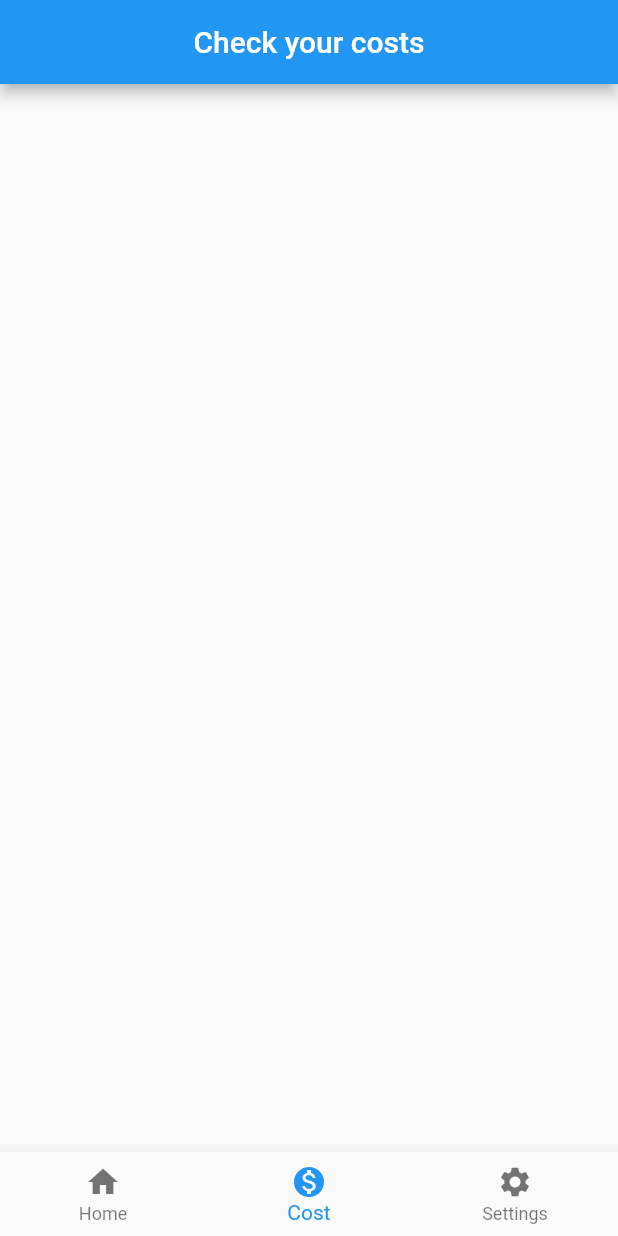
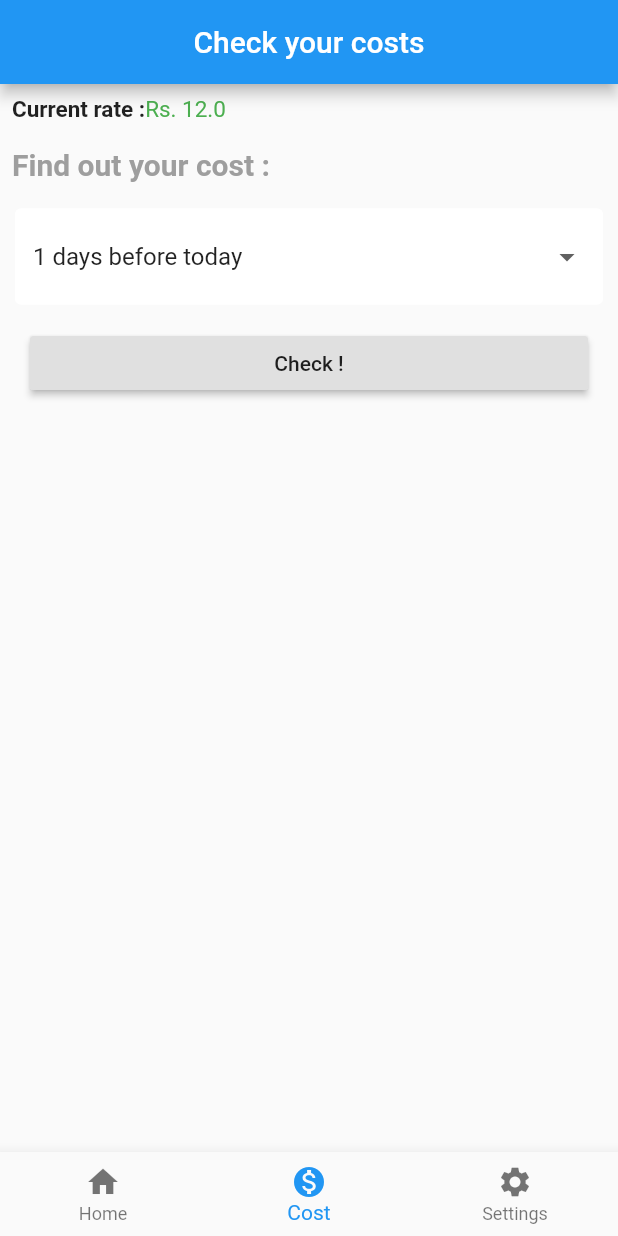
Before and after one commit to Trisanu-007/smart_home_demo, a Flutter app: the screen it shows after launch, item 2 of the bottom bar chosen, on a phone screen of 412 x 824 dp. Run offline on Flutter 3.47's test engine with Material 2 defaults, Android fonts, the light colour scheme and no system bars; network calls fail.

Commit message:
made a few changes to home page.dart and costs_page.dart

```diff
--- a/lib/constants/constants.dart
+++ b/lib/constants/constants.dart
@@ -1,2 +1,2 @@
-String readApiKey = "";
-String writeApiKey = "";
+String readApiKey = "CSAY5TZ8Z6B44C6C";
+String writeApiKey = "EKBQCHDL9N969V0C";
--- /dev/null
+++ b/lib/constants/form_field_design.dart
@@ -0,0 +1,12 @@
+import 'package:flutter/material.dart';
+
+const textInputDecoration = InputDecoration(
+  fillColor: Colors.white,
+  filled: true,
+  enabledBorder: OutlineInputBorder(
+    borderSide: BorderSide(color: Colors.white, width: 2.0),
+  ),
+  focusedBorder: OutlineInputBorder(
+    borderSide: BorderSide(color: Colors.blueAccent, width: 2.0),
+  ),
+);
--- a/lib/pages/costs_page.dart
+++ b/lib/pages/costs_page.dart
@@ -1,4 +1,6 @@
+import 'dart:core';
 import 'package:flutter/material.dart';
+import 'package:smart_home_demo/constants/form_field_design.dart';
 
 class CostsPage extends StatefulWidget {
   @override
@@ -6,8 +8,73 @@ class CostsPage extends StatefulWidget {
 }
 
 class _CostsPageState extends State<CostsPage> {
+  static const cost = 12.0;
+  final _formKey = GlobalKey<FormState>();
+  final List<String> days = ["1", "5", "10", "15", "30"];
+  String curr_day = "1";
+
   @override
   Widget build(BuildContext context) {
-    return Container();
+    return Container(
+      child: Form(
+        child: ListView(
+          children: [
+            Padding(
+              padding: const EdgeInsets.all(8.0),
+              child: Row(
+                children: [
+                  Text(
+                    "Current rate :",
+                    style: TextStyle(
+                      fontSize: 15.0,
+                      fontWeight: FontWeight.bold,
+                    ),
+                  ),
+                  Text(
+                    "Rs. $cost",
+                    style: TextStyle(
+                      fontSize: 15.0,
+                      color: Colors.green,
+                    ),
+                  ),
+                ],
+              ),
+            ),
+            Padding(
+              padding: const EdgeInsets.all(8.0),
+              child: Text(
+                "Find out your cost :",
+                style: TextStyle(
+                  fontSize: 20.0,
+                  color: Colors.grey,
+                  fontWeight: FontWeight.bold,
+                ),
+              ),
+            ),
+            Padding(
+              padding: const EdgeInsets.all(10.0),
+              child: DropdownButtonFormField(
+                decoration: textInputDecoration,
+                value: curr_day,
+                items: days.map((day) {
+                  return DropdownMenuItem(
+                    value: day,
+                    child: Text("$day days before today"),
+                  );
+                }).toList(),
+                onChanged: (val) => setState(() => curr_day = val),
+              ),
+            ),
+            Padding(
+              padding: const EdgeInsets.fromLTRB(20, 5, 20, 5),
+              child: RaisedButton(
+                child: Text("Check !"),
+                onPressed: () {},
+              ),
+            ),
+          ],
+        ),
+      ),
+    );
   }
 }
--- a/lib/pages/home_page.dart
+++ b/lib/pages/home_page.dart
@@ -1,4 +1,5 @@
 import 'dart:convert';
+import 'dart:core';
 import 'package:flutter/material.dart';
 import 'package:smart_home_demo/classes/data.dart';
 import 'package:smart_home_demo/constants/constants.dart';
@@ -63,7 +64,7 @@ class _HomeState extends State<Home> {
   }
 
   void fillInitialData() async {
-    DataLed dt = await getDataFromApi();
+    DataLed dt = (await getDataFromApi());
     setState(() {
       _dataLed = dt;
       brightness = _dataLed.lastentry.toDouble();
@@ -170,7 +171,7 @@ class _HomeState extends State<Home> {
                     Container(
                       padding: EdgeInsets.all(10.0),
                       child: Text(
-                        "Value of brightness :",
+                        "Value :",
                         style: TextStyle(
                           fontSize: 15.0,
                           //fontWeight: FontWeight.bold,
@@ -207,7 +208,7 @@ class _HomeState extends State<Home> {
                     Container(
                       padding: EdgeInsets.all(10.0),
                       child: Text(
-                        "${_dataLed.updatedAt}",
+                        "${_dataLed.updatedAt.replaceAll('T', ", ")}",
                         style: TextStyle(
                           fontSize: 15.0,
                           fontWeight: FontWeight.bold,
@@ -222,7 +223,7 @@ class _HomeState extends State<Home> {
                     Container(
                       padding: EdgeInsets.all(10.0),
                       child: Text(
-                        "Change the brightness:",
+                        "Change the value :",
                         style: TextStyle(
                           fontSize: 20.0,
                           fontWeight: FontWeight.bold,
@@ -269,10 +270,12 @@ class _HomeState extends State<Home> {
                               print(res);
                               setState(() {
                                 message = res;
+                                _dataLed.lastentry = brightness.round();
                               });
                             }),
                 ),
-                Container(
+                message != null
+                    ? Container(
                         padding: EdgeInsets.all(10.0),
                         child: Text(
                           "$message",
@@ -281,7 +284,8 @@ class _HomeState extends State<Home> {
                             fontWeight: FontWeight.bold,
                           ),
                         ),
-                ),
+                      )
+                    : Container(),
                 // );
               ],
             ),
```
Lines whose indentation alone changed are shown as unchanged.
